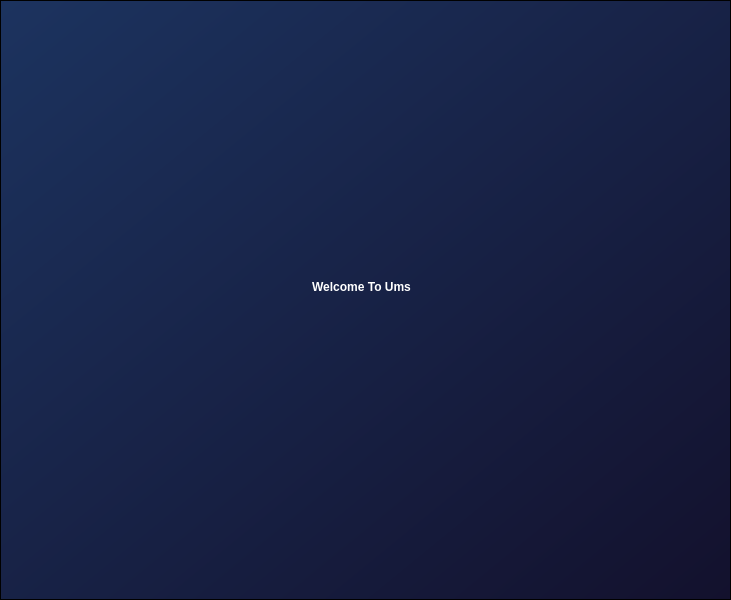
Above: Qt/framewelcome.ui from KerollosRady/University-mangament-system before the change. Below: the same form after it.
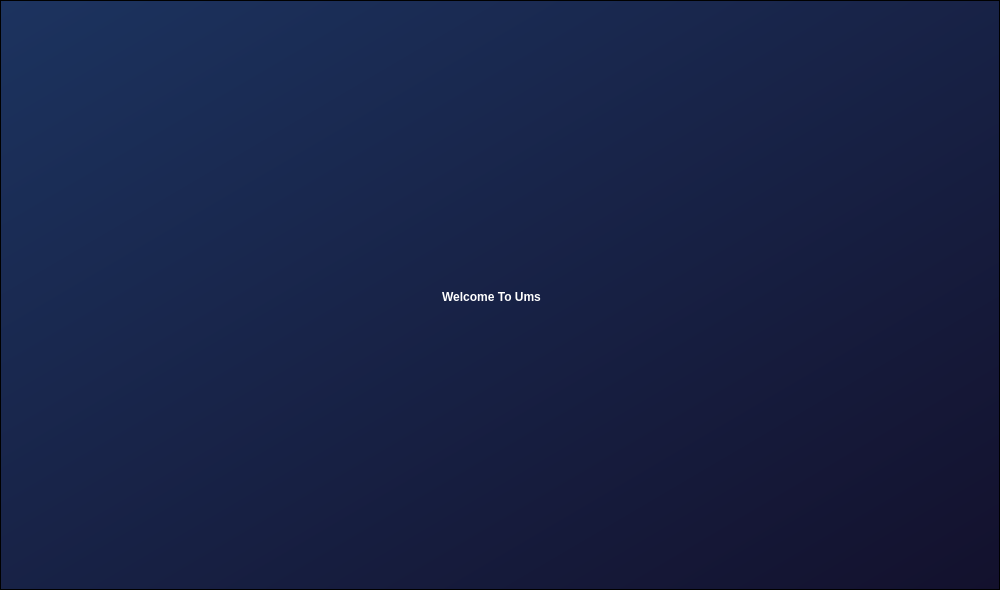
That is the form after the change.

The edit to the form file:
```diff
--- a/Qt/framewelcome.ui
+++ b/Qt/framewelcome.ui
@@ -6,8 +6,8 @@
    <rect>
     <x>0</x>
     <y>0</y>
-    <width>731</width>
-    <height>600</height>
+    <width>1000</width>
+    <height>590</height>
    </rect>
   </property>
   <property name="windowTitle">
@@ -18,20 +18,20 @@
     <rect>
      <x>0</x>
      <y>0</y>
-     <width>731</width>
-     <height>600</height>
+     <width>1000</width>
+     <height>590</height>
     </rect>
    </property>
    <property name="minimumSize">
     <size>
      <width>0</width>
-     <height>600</height>
+     <height>0</height>
     </size>
    </property>
    <property name="maximumSize">
     <size>
      <width>16777215</width>
-     <height>600</height>
+     <height>5454545</height>
     </size>
    </property>
    <property name="styleSheet">
@@ -46,15 +46,15 @@
      <rect>
       <x>0</x>
       <y>0</y>
-      <width>729</width>
-      <height>598</height>
+      <width>998</width>
+      <height>588</height>
      </rect>
     </property>
     <widget class="QLabel" name="welcome_to_ums">
      <property name="geometry">
       <rect>
-       <x>40</x>
-       <y>110</y>
+       <x>170</x>
+       <y>120</y>
        <width>641</width>
        <height>351</height>
       </rect>
```
